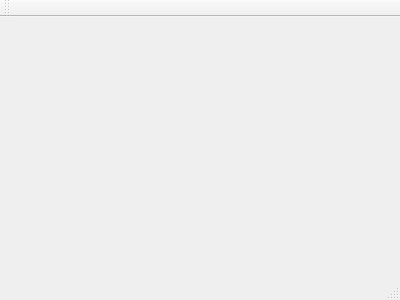
The window that source/mainwindow.ui (VVaria/StepIntoTheFuture) describes before a commit, drawn with Qt 5.
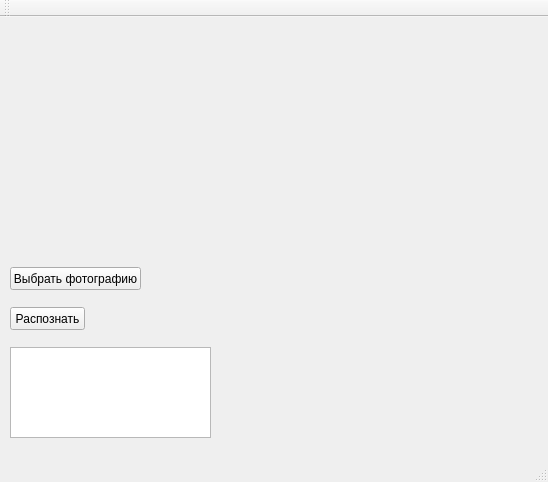
The same window after the commit.

Commit message: New form created

```diff
--- a/source/mainwindow.ui
+++ b/source/mainwindow.ui
@@ -1,24 +1,114 @@
 <ui version="4.0">
  <class>MainWindow</class>
- <widget class="QMainWindow" name="MainWindow" >
-  <property name="geometry" >
+ <widget class="QMainWindow" name="MainWindow">
+  <property name="geometry">
    <rect>
     <x>0</x>
     <y>0</y>
-    <width>400</width>
-    <height>300</height>
+    <width>548</width>
+    <height>482</height>
    </rect>
   </property>
   <property name="windowTitle" >
    <string>MainWindow</string>
   </property>
-  <widget class="QMenuBar" name="menuBar" />
-  <widget class="QToolBar" name="mainToolBar" />
-  <widget class="QWidget" name="centralWidget" />
-  <widget class="QStatusBar" name="statusBar" />
+  <widget class="QWidget" name="centralWidget">
+   <widget class="QTextEdit" name="tb_text">
+    <property name="geometry">
+     <rect>
+      <x>10</x>
+      <y>330</y>
+      <width>201</width>
+      <height>91</height>
+     </rect>
+    </property>
+    <property name="undoRedoEnabled">
+     <bool>true</bool>
+    </property>
+    <property name="readOnly">
+     <bool>true</bool>
+    </property>
+    <property name="acceptRichText">
+     <bool>true</bool>
+    </property>
+   </widget>
+   <widget class="QPushButton" name="btn_choose">
+    <property name="geometry">
+     <rect>
+      <x>10</x>
+      <y>250</y>
+      <width>131</width>
+      <height>23</height>
+     </rect>
+    </property>
+    <property name="text">
+     <string>Выбрать фотографию</string>
+    </property>
+   </widget>
+   <widget class="QPushButton" name="btn_find">
+    <property name="enabled">
+     <bool>true</bool>
+    </property>
+    <property name="geometry">
+     <rect>
+      <x>10</x>
+      <y>290</y>
+      <width>75</width>
+      <height>23</height>
+     </rect>
+    </property>
+    <property name="text">
+     <string>Распознать</string>
+    </property>
+   </widget>
+   <widget class="QLabel" name="lb_picture">
+    <property name="geometry">
+     <rect>
+      <x>210</x>
+      <y>10</y>
+      <width>311</width>
+      <height>201</height>
+     </rect>
+    </property>
+    <property name="text">
+     <string/>
+    </property>
+   </widget>
+   <widget class="QLabel" name="lb_pictrurenew">
+    <property name="geometry">
+     <rect>
+      <x>230</x>
+      <y>250</y>
+      <width>291</width>
+      <height>161</height>
+     </rect>
+    </property>
+    <property name="text">
+     <string/>
+    </property>
+   </widget>
+  </widget>
+  <widget class="QMenuBar" name="menuBar">
+   <property name="geometry">
+    <rect>
+     <x>0</x>
+     <y>0</y>
+     <width>548</width>
+     <height>21</height>
+    </rect>
+   </property>
+  </widget>
+  <widget class="QToolBar" name="mainToolBar">
+   <attribute name="toolBarArea">
+    <enum>TopToolBarArea</enum>
+   </attribute>
+   <attribute name="toolBarBreak">
+    <bool>false</bool>
+   </attribute>
+  </widget>
+  <widget class="QStatusBar" name="statusBar"/>
  </widget>
- <layoutDefault spacing="6" margin="11" />
- <pixmapfunction></pixmapfunction>
+ <layoutdefault spacing="6" margin="11"/>
  <resources/>
  <connections/>
 </ui>
```
Left out of the diff: 3 changed lines with no effect on the pictures. The commit also changes 2 other files.
